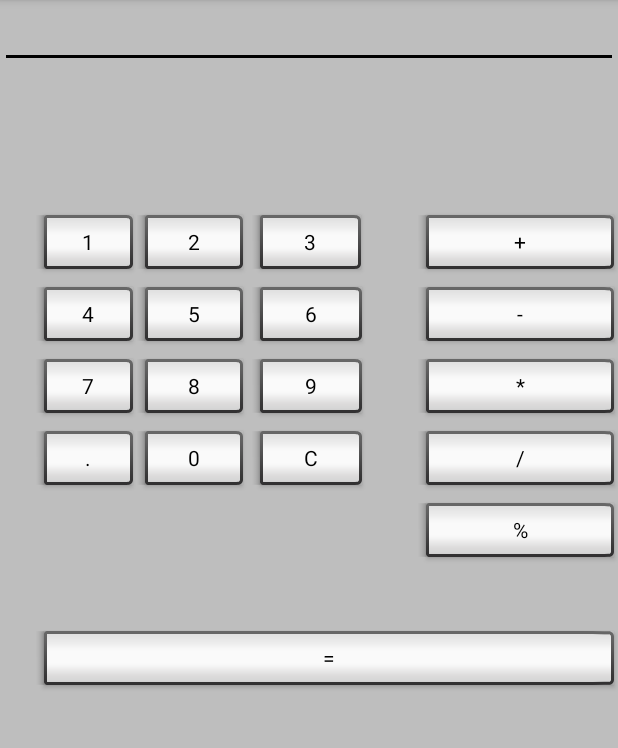
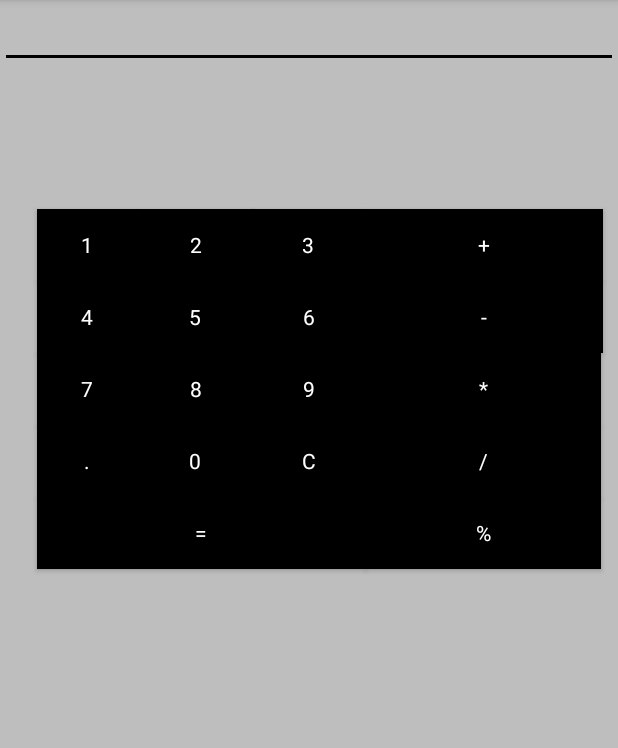
Before and after one commit to piyushsingh27/Android-4MCA, an Android app: the screen it shows after launch (MainActivity), on a phone screen of 412 x 824 dp, the part 84-832 px from its top. Run offline under Robolectric (Android 15) with nearby library versions, the phone set to English and light mode, and no system bars.

Commit message:
calculator-app

```diff
--- a/Calculator/app/src/main/res/layout/activity_main.xml
+++ b/Calculator/app/src/main/res/layout/activity_main.xml
@@ -24,19 +24,23 @@
         android:layout_alignEnd="@+id/button4"
         android:layout_alignRight="@+id/button4"
         android:layout_marginTop="94dp"
-        android:text="1" />
+        android:text="1"
+        android:background="#000000"
+        android:textColor="#ffffff"/>
 
     <Button
         android:id="@+id/button2"
         style="@android:style/Widget.Button.Inset"
-        android:layout_width="73dp"
+        android:layout_width="77dp"
         android:layout_height="wrap_content"
         android:layout_alignTop="@+id/button1"
-        android:layout_marginEnd="3dp"
-        android:layout_marginRight="3dp"
+        android:layout_marginEnd="-1dp"
+        android:layout_marginRight="-1dp"
         android:layout_toStartOf="@+id/button3"
         android:layout_toLeftOf="@+id/button3"
-        android:text="2" />
+        android:background="#000000"
+        android:text="2"
+        android:textColor="#ffffff" />
 
     <Button
         android:id="@+id/button3"
@@ -45,7 +49,9 @@
         android:layout_height="wrap_content"
         android:layout_alignTop="@+id/button2"
         android:layout_centerHorizontal="true"
-        android:text="3" />
+        android:text="3"
+        android:background="#000000"
+        android:textColor="#ffffff"/>
 
     <Button
         android:id="@+id/button4"
@@ -54,18 +60,22 @@
         android:layout_height="wrap_content"
         android:layout_below="@+id/button1"
         android:layout_toLeftOf="@+id/button2"
-        android:text="4" />
+        android:text="4"
+        android:background="#000000"
+        android:textColor="#ffffff"/>
 
     <Button
         android:id="@+id/button5"
         style="@android:style/Widget.Button.Inset"
-        android:layout_width="73dp"
+        android:layout_width="76dp"
         android:layout_height="wrap_content"
         android:layout_alignStart="@+id/button2"
         android:layout_alignLeft="@+id/button2"
         android:layout_alignBottom="@+id/button4"
         android:layout_marginBottom="0dp"
-        android:text="5" />
+        android:background="#000000"
+        android:text="5"
+        android:textColor="#ffffff" />
 
     <Button
         android:id="@+id/button6"
@@ -78,7 +88,9 @@
         android:layout_marginStart="0dp"
         android:layout_marginLeft="0dp"
         android:layout_marginTop="0dp"
-        android:text="6" />
+        android:text="6"
+        android:background="#000000"
+        android:textColor="#ffffff"/>
 
     <Button
         android:id="@+id/button7"
@@ -87,17 +99,21 @@
         android:layout_height="wrap_content"
         android:layout_below="@+id/button4"
         android:layout_toLeftOf="@+id/button2"
-        android:text="7" />
+        android:text="7"
+        android:background="#000000"
+        android:textColor="#ffffff"/>
 
     <Button
         android:id="@+id/button8"
         style="@android:style/Widget.Button.Inset"
-        android:layout_width="73dp"
+        android:layout_width="78dp"
         android:layout_height="wrap_content"
         android:layout_below="@+id/button5"
         android:layout_alignStart="@+id/button5"
         android:layout_alignLeft="@+id/button5"
-        android:text="8" />
+        android:background="#000000"
+        android:text="8"
+        android:textColor="#ffffff" />
 
     <Button
         android:id="@+id/button9"
@@ -107,7 +123,9 @@
         android:layout_below="@+id/button6"
         android:layout_alignStart="@+id/button6"
         android:layout_alignLeft="@+id/button6"
-        android:text="9" />
+        android:text="9"
+        android:background="#000000"
+        android:textColor="#ffffff"/>
 
     <Button
         android:id="@+id/buttonAdd"
@@ -117,9 +135,11 @@
         android:layout_alignTop="@+id/button3"
         android:layout_alignEnd="@+id/editText"
         android:layout_alignRight="@+id/editText"
-        android:layout_marginLeft="35dp"
+        android:layout_marginRight="10dp"
         android:layout_toRightOf="@+id/button3"
-        android:text="+" />
+        android:text="+"
+        android:background="#000000"
+        android:textColor="#ffffff"/>
 
     <Button
         android:id="@+id/buttonSubtract"
@@ -131,19 +151,26 @@
         android:layout_alignLeft="@+id/buttonAdd"
         android:layout_alignEnd="@+id/buttonAdd"
         android:layout_alignRight="@+id/buttonAdd"
-        android:text="-" />
+        android:text="-"
+        android:background="#000000"
+        android:textColor="#ffffff"/>
 
     <Button
         android:id="@+id/buttonProduct"
         style="@android:style/Widget.Button.Inset"
-        android:layout_width="wrap_content"
+        android:layout_width="143dp"
         android:layout_height="wrap_content"
         android:layout_below="@+id/buttonSubtract"
         android:layout_alignStart="@+id/buttonSubtract"
         android:layout_alignLeft="@+id/buttonSubtract"
         android:layout_alignParentEnd="true"
         android:layout_alignParentRight="true"
-        android:text="*" />
+        android:layout_marginTop="0dp"
+        android:layout_marginEnd="11dp"
+        android:layout_marginRight="11dp"
+        android:background="#000000"
+        android:text="*"
+        android:textColor="#ffffff" />
 
     <Button
         android:id="@+id/buttonDot"
@@ -152,17 +179,21 @@
         android:layout_height="wrap_content"
         android:layout_below="@+id/button7"
         android:layout_toLeftOf="@+id/button2"
-        android:text="." />
+        android:text="."
+        android:background="#000000"
+        android:textColor="#ffffff"/>
 
     <Button
         android:id="@+id/button0"
         style="@android:style/Widget.Button.Inset"
-        android:layout_width="73dp"
+        android:layout_width="76dp"
         android:layout_height="wrap_content"
         android:layout_below="@+id/button8"
         android:layout_alignStart="@+id/button8"
         android:layout_alignLeft="@+id/button8"
-        android:text="0" />
+        android:background="#000000"
+        android:text="0"
+        android:textColor="#ffffff" />
 
     <Button
         android:id="@+id/buttonClear"
@@ -172,7 +203,9 @@
         android:layout_below="@+id/button9"
         android:layout_alignStart="@+id/button9"
         android:layout_alignLeft="@+id/button9"
-        android:text="C" />
+        android:text="C"
+        android:background="#000000"
+        android:textColor="#ffffff"/>
 
     <Button
         android:id="@+id/buttonDivision"
@@ -184,7 +217,9 @@
         android:layout_alignLeft="@+id/buttonProduct"
         android:layout_alignEnd="@+id/buttonProduct"
         android:layout_alignRight="@+id/buttonProduct"
-        android:text="/" />
+        android:text="/"
+        android:background="#000000"
+        android:textColor="#ffffff"/>
 
     <Button
         android:id="@+id/buttonMod"
@@ -196,7 +231,9 @@
         android:layout_alignLeft="@+id/buttonDivision"
         android:layout_alignEnd="@+id/buttonDivision"
         android:layout_alignRight="@+id/buttonDivision"
-        android:text="%" />
+        android:text="%"
+        android:background="#000000"
+        android:textColor="#ffffff"/>
 
 
     <Button
@@ -204,13 +241,14 @@
         style="@android:style/Widget.Button.Inset"
         android:layout_width="wrap_content"
         android:layout_height="wrap_content"
-        android:layout_below="@+id/buttonMod"
+        android:layout_below="@+id/buttonDot"
         android:layout_alignStart="@+id/buttonDot"
         android:layout_alignLeft="@+id/buttonDot"
-        android:layout_alignEnd="@+id/buttonMod"
-        android:layout_alignRight="@+id/buttonMod"
-        android:layout_marginTop="37dp"
-        android:text="=" />
+        android:layout_alignEnd="@+id/buttonClear"
+        android:layout_alignRight="@+id/buttonClear"
+        android:text="="
+        android:background="#000000"
+        android:textColor="#ffffff"/>
 
 
 
```
